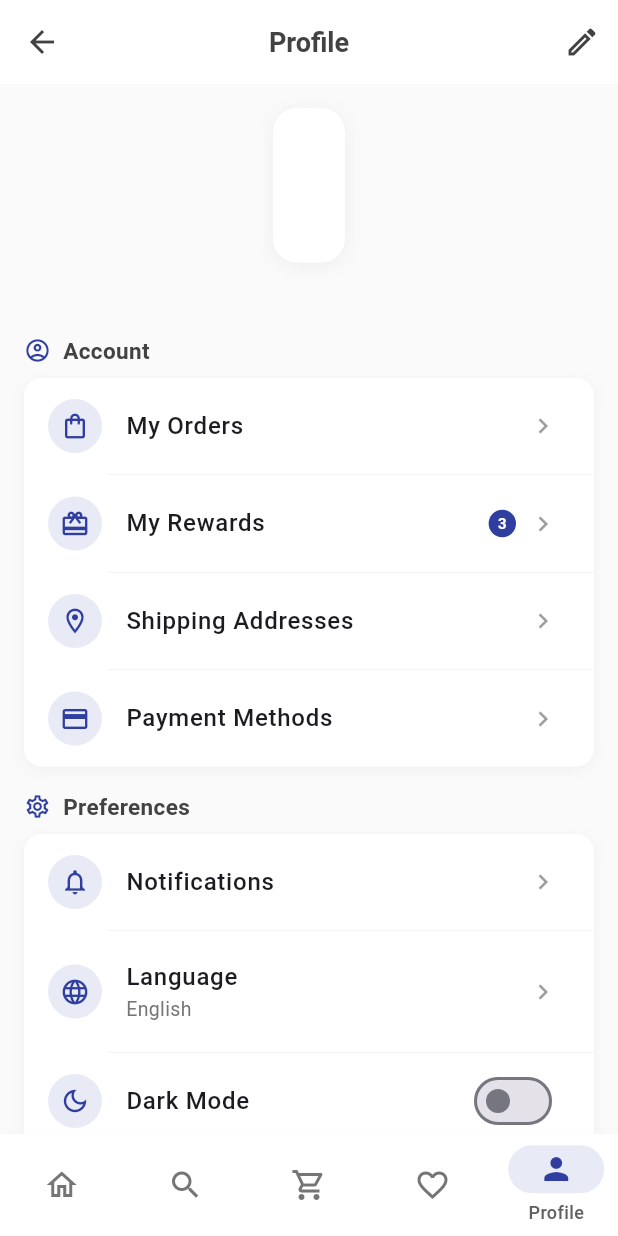
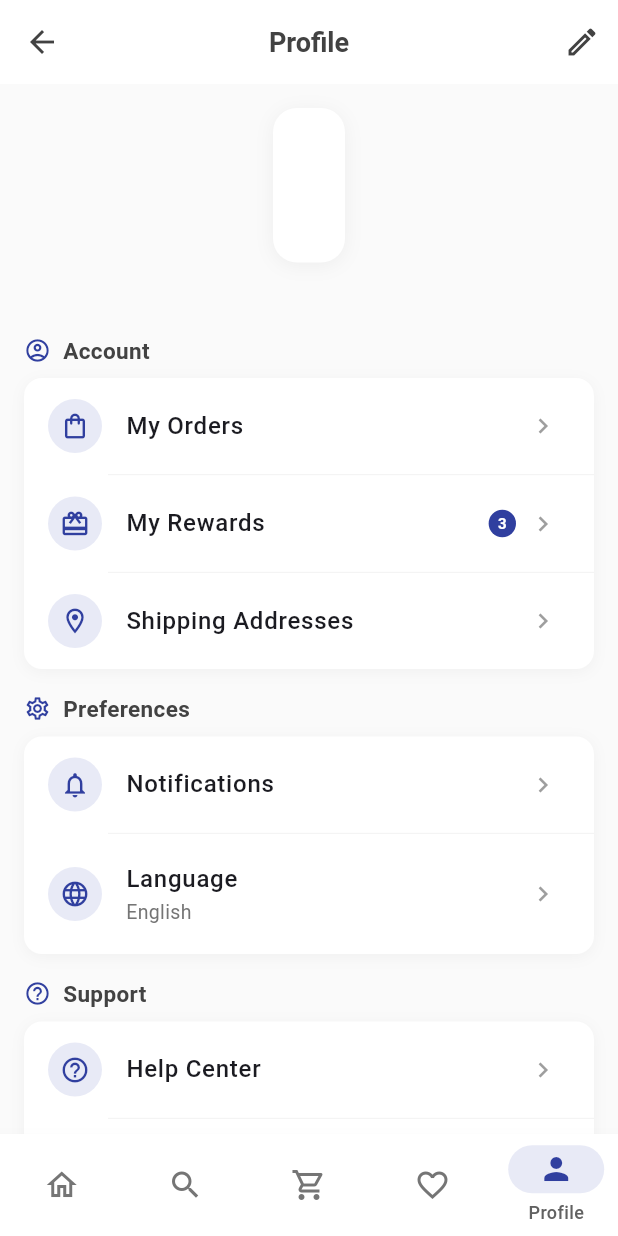
Before and after one commit to AnexDev1/JMarket, a Flutter app: the screen it shows once a user with an empty profile is signed in, item 5 of the bottom bar chosen, on a phone screen of 412 x 824 dp. Run offline on Flutter 3.47's test engine with Material 3 defaults, Android fonts, the phone set to English and light mode, and no system bars; our stand-ins replace cached_network_image, flutter_dotenv, go_router, hive_flutter, shared_preferences, shimmer and 1 more; missing offline and left inert: chapa_unofficial; accounts and stored records are empty; generated files the repository leaves out were written again.

Commit message:
fix: navigation bug fix

```diff
--- a/lib/app/app.dart
+++ b/lib/app/app.dart
@@ -69,13 +69,13 @@ class App extends StatelessWidget {
         elevation: 8,
         backgroundColor: Colors.white,
         indicatorColor: Colors.indigo.shade50,
-        labelTextStyle: WidgetStateProperty.all(
+        labelTextStyle: MaterialStateProperty.all(
           const TextStyle(
             fontSize: 12,
             fontWeight: FontWeight.w500,
           ),
         ),
-        iconTheme: WidgetStateProperty.all(
+        iconTheme: MaterialStateProperty.all(
           IconThemeData(
             size: 24,
             color: Colors.grey.shade600,
@@ -158,7 +158,7 @@ class App extends StatelessWidget {
         elevation: 8,
         backgroundColor: const Color(0xFF1E1E1E),
         indicatorColor: Colors.indigo.shade900,
-        labelTextStyle: WidgetStateProperty.all(
+        labelTextStyle: MaterialStateProperty.all(
           const TextStyle(
             fontSize: 12,
             fontWeight: FontWeight.w500,
@@ -251,7 +251,6 @@ class _MainScreenState extends State<MainScreen>
     super.dispose();
   }
 
-// dart
   int _calculateSelectedIndex(bool isAuthenticated) {
     final currentLocation =
         GoRouter.of(context).routeInformationProvider.value.uri.path;
--- a/lib/core/theme/app_theme.dart
+++ b/lib/core/theme/app_theme.dart
@@ -4,7 +4,6 @@ import 'app_colors.dart';
 import 'text_styles.dart';
 
 class AppTheme {
-  // Light theme
   static ThemeData get lightTheme {
     return ThemeData(
       brightness: Brightness.light,
@@ -28,7 +27,7 @@ class AppTheme {
       ),
       navigationBarTheme: NavigationBarThemeData(
         indicatorColor: AppColors.gray200,
-        labelTextStyle: WidgetStateProperty.all(
+        labelTextStyle: MaterialStateProperty.all(
           TextStyles.caption.copyWith(color: AppColors.primaryBlack),
         ),
       ),
@@ -55,7 +54,6 @@ class AppTheme {
     );
   }
 
-  // Dark theme
   static ThemeData get darkTheme {
     return ThemeData(
       brightness: Brightness.dark,
--- a/lib/features/home/home_screen.dart
+++ b/lib/features/home/home_screen.dart
@@ -174,7 +174,7 @@ class _HomeScreenState extends State<HomeScreen>
                 // Categories Header
                 SliverToBoxAdapter(
                   child: Padding(
-                    padding: const EdgeInsets.fromLTRB(16.0, 8.0, 16.0, 8.0),
+                    padding: const EdgeInsets.fromLTRB(16.0, 0.0, 16.0, 8.0),
                     child: Row(
                       mainAxisAlignment: MainAxisAlignment.spaceBetween,
                       children: [
--- a/lib/features/profile/profile_screen.dart
+++ b/lib/features/profile/profile_screen.dart
@@ -1,4 +1,3 @@
-// File: lib/features/profile/profile_screen.dart
 import 'package:flutter/material.dart';
 import 'package:flutter/services.dart';
 import 'package:flutter_gen/gen_l10n/app_localizations.dart';
@@ -8,7 +7,6 @@ import 'package:provider/provider.dart';
 import '../../data/models/user_model.dart';
 import '../../providers/auth_provider.dart';
 import '../../providers/language_provider.dart';
-import '../../providers/theme_provider.dart';
 import '../../services/user_service.dart';
 
 class ProfileScreen extends StatefulWidget {
@@ -173,11 +171,6 @@ class _ProfileScreenState extends State<ProfileScreen> {
               title: AppLocalizations.of(context)!.shippingAddresses,
               onTap: () => context.push('/addresses'),
             ),
-            ProfileMenuItem(
-              icon: Icons.credit_card_outlined,
-              title: AppLocalizations.of(context)!.paymentMethods,
-              onTap: () => context.push('/payment-methods'),
-            ),
           ],
         ),
         _buildMenuSection(
@@ -195,19 +188,21 @@ class _ProfileScreenState extends State<ProfileScreen> {
               subtitle: Provider.of<LanguageProvider>(context).currentLanguage,
               onTap: () => context.push('/language-settings'),
             ),
-            ProfileMenuItem(
-              icon: Icons.dark_mode_outlined,
-              title: AppLocalizations.of(context)!.darkMode,
-              trailing: Switch(
-                value: Provider.of<ThemeProvider>(context).isDarkMode,
-                activeColor: Colors.indigo.shade700,
-                onChanged: (value) {
-                  HapticFeedback.lightImpact();
-                  Provider.of<ThemeProvider>(context, listen: false)
-                      .toggleTheme();
-                },
-              ),
-            ),
+
+            //NEEDS TO BE FIXED
+            // ProfileMenuItem(
+            //   icon: Icons.dark_mode_outlined,
+            //   title: AppLocalizations.of(context)!.darkMode,
+            //   trailing: Switch(
+            //     value: Provider.of<ThemeProvider>(context).isDarkMode,
+            //     activeColor: Colors.indigo.shade700,
+            //     onChanged: (value) {
+            //       HapticFeedback.lightImpact();
+            //       Provider.of<ThemeProvider>(context, listen: false)
+            //           .toggleTheme();
+            //     },
+            //   ),
+            // ),
           ],
         ),
         _buildMenuSection(
--- a/lib/main.dart
+++ b/lib/main.dart
@@ -107,7 +107,7 @@ Future<void> main() async {
   // Initialize Hive
   await Hive.initFlutter();
   await HiveConfig.registerAdapters();
-  Chapa.configure(privateKey: "CHASECK_TEST-nWN3C5MReCoHYIjZQjuvWsNbyv8s6XqE");
+  Chapa.configure(privateKey: "CHAPA_SECRET_KEY");
   await Supabase.initialize(
     url: dotenv.env['SUPABASE_URL'] ?? '',
     anonKey: dotenv.env['SUPABASE_KEY'] ?? '',
--- a/lib/providers/theme_provider.dart
+++ b/lib/providers/theme_provider.dart
@@ -4,54 +4,42 @@ import 'package:hive_flutter/hive_flutter.dart';
 import '../core/config/hive_config.dart';
 
 class ThemeProvider extends ChangeNotifier {
-  // Changed default theme mode to light
   ThemeMode _themeMode = ThemeMode.light;
   bool _isDarkMode = false;
 
   bool get isDarkMode => _isDarkMode;
-  // Constructor - forces light theme
+  ThemeMode get themeMode => _themeMode;
+
   ThemeProvider() {
-    // Force light theme instead of loading saved theme
-    setLightMode();
+    _loadTheme();
   }
 
-  // Getter for current theme mode
-  ThemeMode get themeMode => _themeMode;
-
-  // Setter for theme mode
   void setThemeMode(ThemeMode mode) {
     if (_themeMode != mode) {
       _themeMode = mode;
+      _isDarkMode = mode == ThemeMode.dark;
       _saveTheme();
       notifyListeners();
     }
   }
 
-  // Convenience methods
-  void setLightMode() => setThemeMode(ThemeMode.light);
-  void setDarkMode() => setThemeMode(ThemeMode.dark);
-  void setSystemMode() => setThemeMode(ThemeMode.system);
-
-  // Toggle between light and dark
   void toggleTheme() {
     final newMode =
         _themeMode == ThemeMode.light ? ThemeMode.dark : ThemeMode.light;
     setThemeMode(newMode);
   }
 
-  // Save theme preference to Hive
   Future<void> _saveTheme() async {
     final settingsBox = Hive.box(HiveConfig.settingsBox);
     await settingsBox.put('themeMode', _themeMode.index);
   }
 
-  // Load theme preference from Hive - not used currently
   Future<void> _loadTheme() async {
     final settingsBox = Hive.box(HiveConfig.settingsBox);
     final themeModeIndex = settingsBox.get('themeMode');
-
     if (themeModeIndex != null) {
       _themeMode = ThemeMode.values[themeModeIndex];
+      _isDarkMode = _themeMode == ThemeMode.dark;
       notifyListeners();
     }
   }
```
Also changed, not shown: 1 other file.
